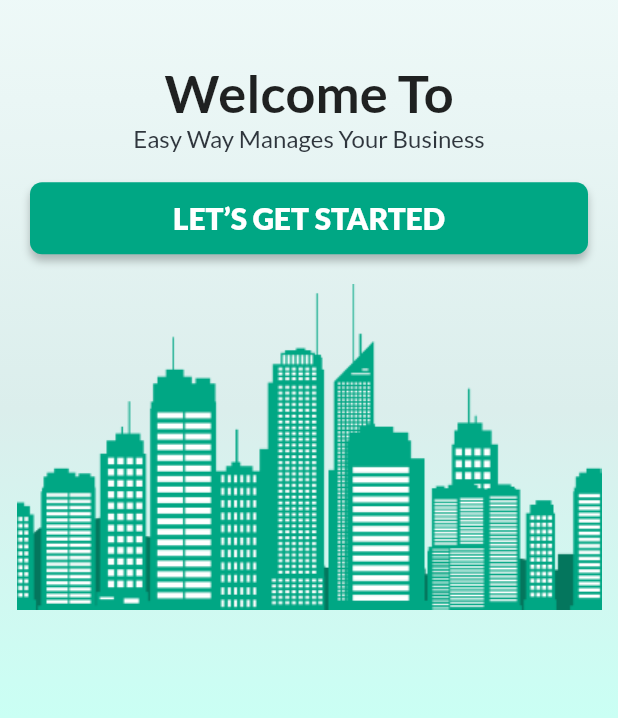
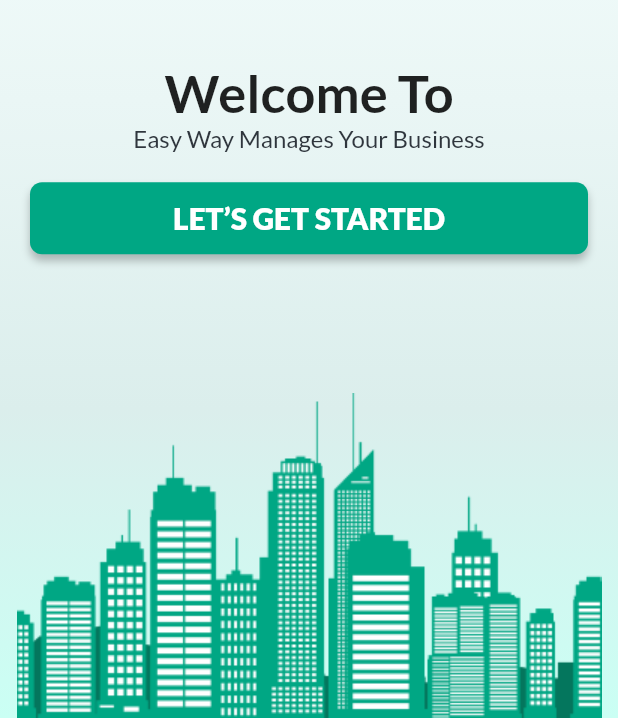
Before and after one commit to threedotsdev/kabutor-crm, a Flutter app: the screen it shows after launch, on a phone screen of 412 x 824 dp, the part 518-1236 px from its top. Run offline on Flutter 3.47's test engine with Material 2 defaults, Android fonts, the light colour scheme and no system bars; our stand-ins replace firebase_core, flutter_screenutil, get, google_fonts; accounts and stored records are empty.

Commit message:
Spacer Added

```diff
--- a/lib/ui/pages/onbroading/welcome2.dart
+++ b/lib/ui/pages/onbroading/welcome2.dart
@@ -34,6 +34,7 @@ class Welcome2 extends StatelessWidget {
                     },
                   ),
                 ),
+                const Spacer(),
                 Image.asset('assets/images/city.png')
               ],
             ),
```
